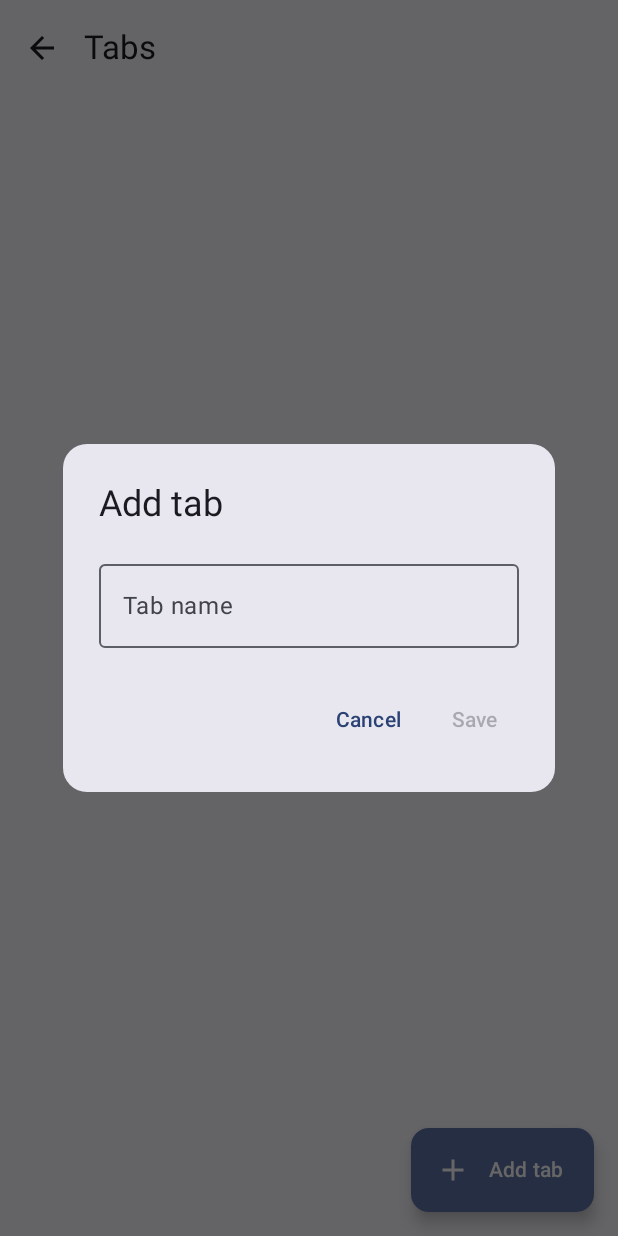
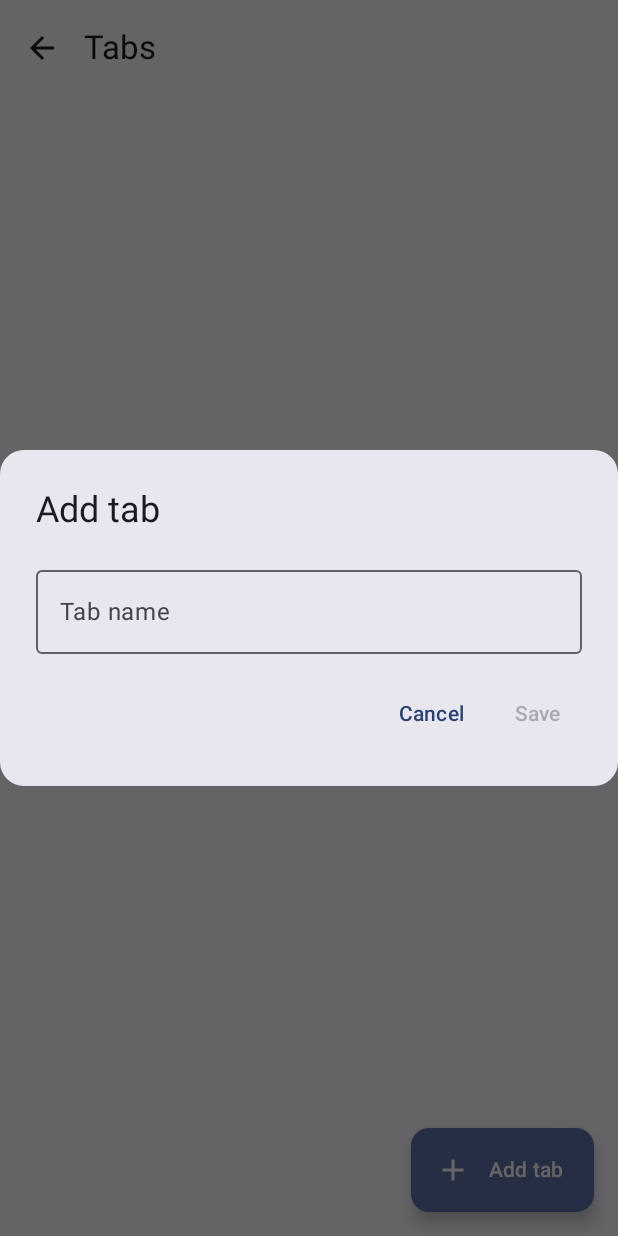
Before and after one commit to FaustDantes/MMr.NameList, an Android app built with Jetpack Compose: the composable ManageTabsScreen shown on its own in the app's theme, after a tap on "Add tab", on a phone screen of 412 x 824 dp. Run offline under Robolectric (Android 15) with nearby library versions, the phone set to English and light mode, and no system bars; libraries missing offline, so code that uses them is left out: sh.calvin.reorderable; 2 statements that could not run were skipped.

Commit message:
test: commit schema v2; test the tab name form outside its dialog
Co-Authored-By: Claude Opus 5.5 <noreply@anthropic.com>
Claude-Session: https://claude.ai/code/session_01FA4UQDe1Mhuefyw72N56ZJ

```diff
--- a/app/src/main/java/com/michalmarcin/namelist/ui/tabs/ManageTabsScreen.kt
+++ b/app/src/main/java/com/michalmarcin/namelist/ui/tabs/ManageTabsScreen.kt
@@ -12,7 +12,9 @@ import androidx.compose.foundation.layout.width
 import androidx.compose.foundation.lazy.LazyColumn
 import androidx.compose.foundation.lazy.items
 import androidx.compose.foundation.lazy.rememberLazyListState
+import androidx.compose.foundation.layout.Column
 import androidx.compose.material3.AlertDialog
+import androidx.compose.material3.BasicAlertDialog
 import androidx.compose.material3.ExperimentalMaterial3Api
 import androidx.compose.material3.ExtendedFloatingActionButton
 import androidx.compose.material3.Icon
@@ -220,31 +222,41 @@ private fun TabList(
     }
 }
 
+@OptIn(ExperimentalMaterial3Api::class)
 @Composable
 private fun NameDialog(title: String, initial: String, onConfirm: (String) -> Unit, onDismiss: () -> Unit) {
+    BasicAlertDialog(onDismissRequest = onDismiss) {
+        Surface(shape = MaterialTheme.shapes.extraLarge, color = MaterialTheme.colorScheme.surfaceContainerHigh) {
+            TabNameForm(title = title, initial = initial, onConfirm = onConfirm, onCancel = onDismiss)
+        }
+    }
+}
+
+/** Content of the add and rename dialogs. Separate from the dialog window so tests can drive it. */
+@Composable
+fun TabNameForm(title: String, initial: String, onConfirm: (String) -> Unit, onCancel: () -> Unit) {
     var name by rememberSaveable { mutableStateOf(initial) }
-    AlertDialog(
-        onDismissRequest = onDismiss,
-        title = { Text(title) },
-        text = {
+    Column(Modifier.padding(24.dp), verticalArrangement = Arrangement.spacedBy(16.dp)) {
+        Text(title, style = MaterialTheme.typography.headlineSmall)
         OutlinedTextField(
             value = name,
             onValueChange = { name = it },
             label = { Text(stringResource(R.string.tab_name)) },
             singleLine = true,
-                modifier = Modifier.testTag("tabNameField"),
+            modifier = Modifier
+                .fillMaxWidth()
+                .testTag("tabNameField"),
         )
-        },
-        confirmButton = {
+        Row(Modifier.align(Alignment.End), horizontalArrangement = Arrangement.spacedBy(8.dp)) {
+            TextButton(shape = MaterialTheme.shapes.large, onClick = onCancel) {
+                Text(stringResource(R.string.cancel))
+            }
             TextButton(
                 shape = MaterialTheme.shapes.large,
                 onClick = { onConfirm(name) },
                 enabled = name.isNotBlank(),
                 modifier = Modifier.testTag("confirmTabName"),
             ) { Text(stringResource(R.string.save)) }
-        },
-        dismissButton = {
-            TextButton(shape = MaterialTheme.shapes.large, onClick = onDismiss) { Text(stringResource(R.string.cancel)) }
-        },
-    )
         }
+    }
+}
```
Also changed, not shown: 2 other files. Lines whose indentation alone changed are shown as unchanged.
